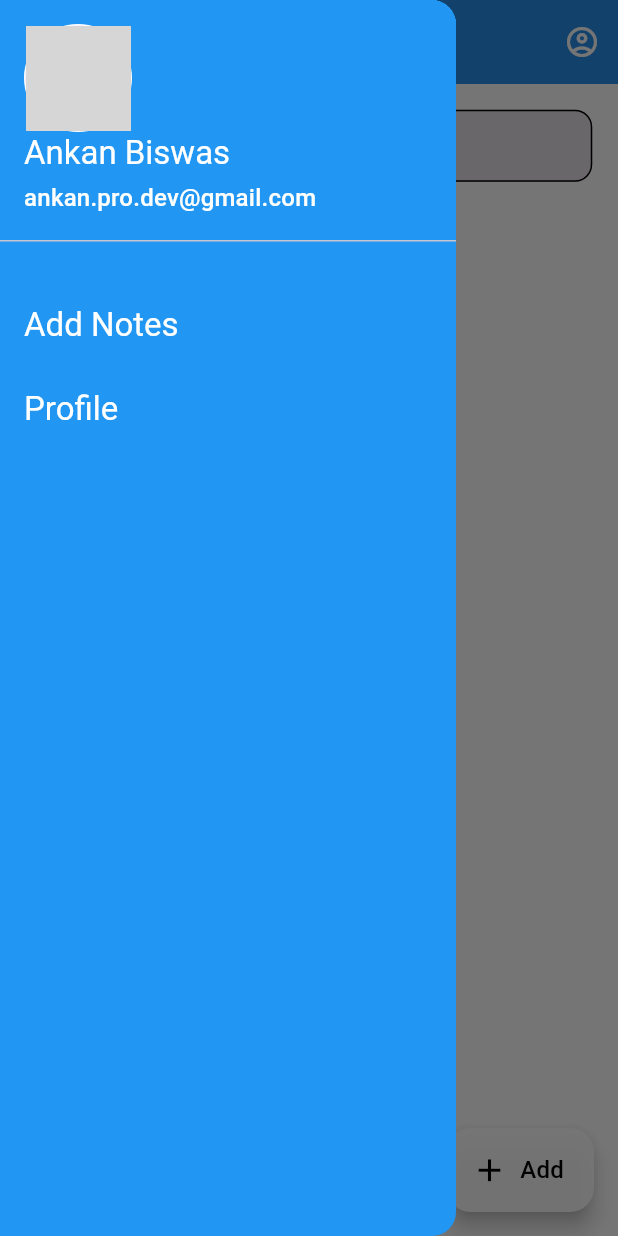
After one commit to Ankan121/Poly-Notepad-App-Flutter, a Flutter app: the screen it shows after launch, with the side drawer open, on a phone screen of 412 x 824 dp. The commit adds this screen. Run offline on Flutter 3.47's test engine with Material 3 defaults, Android fonts, the phone set to English and light mode, and no system bars; our stand-ins replace flutter_screenutil, get, sqflite; accounts and stored records are empty; network calls fail; grey boxes are pictures that could not be loaded.

Commit message:
ui update

```diff
--- a/lib/constant/colors.dart
+++ b/lib/constant/colors.dart
@@ -7,4 +7,5 @@ class AppColor{
   static Color bodycolor = Colors.blue;
   static Color navigationbarcolor = Colors.blue;
   static Color whiteall = Colors.white;
+  static Color blackall = Colors.black;
 }
--- a/lib/db_service/db_herper.dart
+++ b/lib/db_service/db_herper.dart
@@ -49,4 +49,10 @@ class DbHelper{
     return list;
   }
 
+  Future<dynamic> updateItems()async{
+    Database? db = await database;
+    final list = db?.update('Notes', {"title": "New Title", "description": "New Description"});
+    return list;
+  }
+
 }
--- a/lib/main.dart
+++ b/lib/main.dart
@@ -2,7 +2,7 @@ import 'package:flutter/cupertino.dart';
 import 'package:flutter/material.dart';
 import 'package:flutter_screenutil/flutter_screenutil.dart';
 import 'package:get/get.dart';
-import 'package:poly_notepad_app/view_screen/splash_screen.dart';
+import 'package:poly_notepad_app/view_screen/splash_Screen/splash_screen.dart';
 
 void main(){
   runApp(myapp());
--- a/lib/view_screen/add_screen.dart
+++ b/lib/view_screen/Add_Note_Screen/add_screen.dart
@@ -5,6 +5,7 @@ import 'package:get/get.dart';
 import 'package:poly_notepad_app/constant/colors.dart';
 import 'package:poly_notepad_app/constant/text.dart';
 import 'package:poly_notepad_app/db_service/db_herper.dart';
+import 'package:poly_notepad_app/view_screen/home_screen/home_screen.dart';
 
 class Add_Screen extends StatefulWidget {
   const Add_Screen({super.key});
@@ -29,6 +30,9 @@ class _Add_ScreenState extends State<Add_Screen> {
       backgroundColor: AppColor.bodycolor,
       appBar: AppBar(
         backgroundColor: AppColor.appbarcolor,
+        leading: IconButton(onPressed: (){
+          Get.offAll<Home_Screen>(Home_Screen());
+        }, icon: Icon(Icons.arrow_back_rounded,color: Colors.white,)),
         title: Text('Add',style: large ),
         centerTitle: true,
       ),
@@ -70,7 +74,7 @@ class _Add_ScreenState extends State<Add_Screen> {
                         ),
                       ),
 
-                      SizedBox(height: 40.h,),
+                      SizedBox(height: 25.h,),
 
                       Padding(
                         padding: const EdgeInsets.all(8.0),
--- /dev/null
+++ b/lib/view_screen/home_screen/drawer.dart
@@ -0,0 +1,64 @@
+import 'package:flutter/cupertino.dart';
+import 'package:flutter/material.dart';
+import 'package:get/get.dart';
+import 'package:get/get_core/src/get_main.dart';
+import 'package:poly_notepad_app/view_screen/Add_Note_Screen/add_screen.dart';
+import 'package:poly_notepad_app/view_screen/profile_screen/profile_Screen.dart';
+
+import '../../constant/text.dart';
+
+
+class Drawer_Screen extends StatefulWidget {
+  const Drawer_Screen({super.key});
+
+  @override
+  State<Drawer_Screen> createState() => _Drawer_ScreenState();
+}
+
+class _Drawer_ScreenState extends State<Drawer_Screen> {
+  @override
+  Widget build(BuildContext context) {
+
+    final TextStyle? largewhite = TextFormate(colors: Colors.white).textLargeFormate(context);
+    final TextStyle? mediumwhite = TextFormate(colors: Colors.white).textMediumFormate(context);
+    final TextStyle? smallwhite = TextFormate(colors: Colors.white).textSmallFormate(context);
+
+
+    return Drawer(
+      backgroundColor: Colors.blue,
+      child: ListView(
+        padding: EdgeInsets.zero,
+        children: [
+          UserAccountsDrawerHeader(
+            decoration: BoxDecoration(
+              color: Colors.blue,
+            ),
+            accountName: Text("Ankan Biswas",style: largewhite,),
+            accountEmail: Text("ankan.pro.dev@gmail.com",style: mediumwhite,),
+            currentAccountPicture: CircleAvatar(
+              radius: 30,
+              backgroundColor: Colors.white,
+              child: CircleAvatar(
+                  radius: 35,
+                  backgroundImage:  NetworkImage('https://scontent.fdac110-1.fna.fbcdn.net/v/t39.30808-1/421750988_913338270136654_635347076248654908_n.jpg?stp=dst-jpg_s200x200&_nc_cat=111&ccb=1-7&_nc_sid=50d2ac&_nc_ohc=lT0F270Zj6sQ7kNvgGrOmpn&_nc_ht=scontent.fdac110-1.fna&_nc_gid=AFadN_OLp_7XT6xCbiSfBjh&oh=00_AYB3F25DP5PmWCOBX8eylMQTEh_g-qz3OFNWdVjuWte0DQ&oe=66F217E6',)
+              ),
+            ),
+          ),
+          SizedBox(height: 20,),
+          ListTile(
+            title:  Text('Add Notes',style: largewhite,),
+            onTap: () {
+              Get.to<Add_Screen>(const Add_Screen());
+            },
+          ),
+          ListTile(
+            title:  Text('Profile',style: largewhite ),
+            onTap: () {
+              Get.to<Profile_Screen>(const Profile_Screen());
+            },
+          ),
+        ],
+      ),
+    );
+  }
+}
--- /dev/null
+++ b/lib/view_screen/home_screen/home_screen.dart
@@ -0,0 +1,150 @@
+import 'package:flutter/material.dart';
+import 'package:flutter_screenutil/flutter_screenutil.dart';
+import 'package:get/get.dart';
+import 'package:poly_notepad_app/constant/colors.dart';
+import 'package:poly_notepad_app/db_service/db_herper.dart';
+import 'package:poly_notepad_app/view_screen/Add_Note_Screen/add_screen.dart';
+import 'package:poly_notepad_app/view_screen/home_screen/drawer.dart';
+import 'package:poly_notepad_app/view_screen/home_screen/search_your-note.dart';
+import 'package:poly_notepad_app/view_screen/note_details/note_details.dart';
+import 'package:poly_notepad_app/view_screen/profile_screen/profile_Screen.dart';
+import '../../constant/text.dart';
+import '../note_edite_screen/edite_screen.dart';
+
+
+
+
+
+class Home_Screen extends StatefulWidget {
+  const Home_Screen({super.key});
+
+  @override
+  State<Home_Screen> createState() => _Home_ScreenState();
+}
+
+class _Home_ScreenState extends State<Home_Screen> {
+
+  List items = [];
+
+  void initState(){
+    readItemsDatabase();
+    super.initState();
+  }
+
+  void readItemsDatabase()async{
+    final allnotes = await DbHelper().readItems();
+    print(allnotes);
+    setState(() {
+      items.addAll(allnotes);
+    });
+  }
+
+  @override
+  Widget build(BuildContext context) {
+
+    final TextStyle? largeblack = TextFormate(colors: Colors.black).textLargeFormate(context);
+    final TextStyle? mediumblack = TextFormate(colors: Colors.black).textMediumFormate(context);
+    final TextStyle? smallblack = TextFormate(colors: Colors.black).textSmallFormate(context);
+
+    final TextStyle? largewhite = TextFormate(colors: Colors.white).textLargeFormate(context);
+    final TextStyle? mediumwhite = TextFormate(colors: Colors.white).textMediumFormate(context);
+    final TextStyle? smallwhite = TextFormate(colors: Colors.white).textSmallFormate(context);
+
+    final List<Color> colors = [
+      Colors.red.withOpacity(0.5),            // লাল
+      Colors.green,          // সবুজ
+      Colors.orange,         // কমলা
+      Colors.purple,         // বেগুনি
+      Colors.teal,           // টিল
+      Colors.indigo,         // গাঢ় নীল
+      Colors.amber,          // অ্যাম্বার
+      Colors.cyan,           // আকাশী
+      Colors.pink,           // গোলাপি
+      Colors.lime,           // হালকা সবুজ
+      Colors.deepOrange,     // গাঢ় কমলা
+      Colors.lightGreen,     // হালকা সবুজ
+      Colors.lightBlue,      // হালকা নীল
+      Colors.deepPurple,     // গাঢ় বেগুনি
+      Colors.brown,          // বাদামী
+      Colors.yellowAccent,   // হলুদ এক্সেন্ট
+      Colors.blueGrey,       // ধূসর-নীল
+    ];
+
+
+
+
+
+    return Scaffold(
+      backgroundColor: Colors.white,
+      // backgroundColor: AppColor.bodycolor.withOpacity(0.8),
+      appBar: AppBar(
+        iconTheme: IconThemeData(color: Colors.white),
+        elevation: 5,
+        backgroundColor: AppColor.appbarcolor,
+        title: Text("Note Pad",style: context.textTheme.titleLarge?.copyWith(color: Colors.white),),
+        centerTitle: true,
+        actions: [
+          IconButton(onPressed: (){Get.to<Profile_Screen>(Profile_Screen());}, icon: Icon(Icons.account_circle_outlined)),
+        ],
+        ),
+      drawer: const Drawer_Screen(),
+      body: Column(
+        children: [
+          const Search_Your_Notes(),
+          Expanded(
+            child: ListView.builder(
+              itemCount: items.length,
+              itemBuilder: ( context,  index) {
+
+                final Color backgroundColor = colors[index % colors.length];
+
+                String titletext = items[index]['title']!;
+                String firstLetter = titletext[0]; // প্রথম অক্ষর
+
+              return Padding(
+                padding: const EdgeInsets.all(8.0),
+                child: Card(
+                  color: backgroundColor,
+                  elevation: 5,
+                  child: InkWell(
+                    onTap: (){
+                      Get.to<Note_Details>(Note_Details(title: items[index]['title'],description: items[index]['description'],backgroundcolor: colors[index % colors.length],));
+                      print(items[index]['title'],);
+                      print(items[index]['description']);
+                    },
+                    child: ListTile(
+                      title: Text('${items[index]['title']}',style: context.textTheme.titleLarge?.copyWith(color: Colors.black, ),maxLines: 1, overflow: TextOverflow.ellipsis),
+                      subtitle: Text('${items[index]['description']}',style: mediumblack,maxLines: 1, overflow: TextOverflow.ellipsis),
+                      trailing: IconButton( onPressed: () {
+                        Get.to<edite_Screen>(edite_Screen());
+                      }, icon: Icon(Icons.edit),),
+                      leading: Container(
+                        padding: EdgeInsets.all(4.0), // বর্ডারের পুরুত্বের জন্য মার্জিন
+                        decoration: BoxDecoration(
+                          shape: BoxShape.circle,
+                          border: Border.all(color: Colors.white, width: 4.0), // বর্ডার কালার এবং পুরুত্ব
+                        ),
+                        child: CircleAvatar(
+                            backgroundColor: Colors.blue,
+                            child: Center(child: Text('${firstLetter}',maxLines: 1,style: context.textTheme.titleMedium?.copyWith(color: Colors.white)))),
+                      ),
+                    ),
+                  ),
+                ),
+              );
+            },
+            ),
+          ),
+        ],
+      ),
+        floatingActionButton: FloatingActionButton.extended(
+          backgroundColor: Colors.white.withOpacity(0.9),
+          onPressed: (){
+            Get.to<Add_Screen>(Add_Screen());
+          },
+          label:  Text('Add',style: mediumblack,),
+          icon: Icon(Icons.add, color: Colors.black, size: 25),
+        )
+    );
+  }
+}
--- /dev/null
+++ b/lib/view_screen/home_screen/search_your-note.dart
@@ -0,0 +1,51 @@
+import 'package:flutter/material.dart';
+import 'package:flutter_screenutil/flutter_screenutil.dart';
+
+import '../../constant/colors.dart';
+import '../../constant/text.dart';
+
+class Search_Your_Notes extends StatefulWidget {
+  const Search_Your_Notes({super.key});
+
+  @override
+  State<Search_Your_Notes> createState() => _Search_Your_NotesState();
+}
+
+class _Search_Your_NotesState extends State<Search_Your_Notes> {
+  @override
+  Widget build(BuildContext context) {
+
+    final TextStyle? largeblack = TextFormate(colors: Colors.black).textLargeFormate(context);
+    final TextStyle? mediumblack = TextFormate(colors: Colors.black).textMediumFormate(context);
+    final TextStyle? smallblack = TextFormate(colors: Colors.black).textSmallFormate(context);
+
+
+    return Padding(
+      padding: const EdgeInsets.all(15.0).r,
+      child: Container(
+        decoration: const BoxDecoration(),
+        child: TextFormField(
+          decoration: InputDecoration(
+            filled: true,
+            //fillColor: Colors.black.withOpacity(0.4),
+            enabledBorder: OutlineInputBorder(
+              borderSide: BorderSide(color: AppColor.blackall),
+              borderRadius: BorderRadius.circular(10.r),
+            ),
+
+            border: OutlineInputBorder(
+              borderRadius: BorderRadius.circular(40.r),
+            ),
+              contentPadding: const EdgeInsets.symmetric(vertical: 12.0, horizontal: 10.0),
+            labelText: "Search Your Notes",
+            prefixIcon: const Icon(Icons.search_rounded,color: Colors.black,),
+            labelStyle: mediumblack
+            // const TextStyle(
+            //     color: Colors.white
+            // ),
+          ), // Label for the name field
+        ),
+      ),
+    );
+  }
+}
--- a/lib/navigation_bar.dart
+++ b/lib/view_screen/navigation_bar/navigation_bar.dart
@@ -1,8 +1,8 @@
 import 'package:flutter/material.dart';
 import 'package:poly_notepad_app/constant/colors.dart';
-import 'package:poly_notepad_app/view_screen/profile_Screen.dart';
-import 'view_screen/add_screen.dart';
-import 'view_screen/home_screen.dart';
+import 'package:poly_notepad_app/view_screen/profile_screen/profile_Screen.dart';
+import '../Add_Note_Screen/add_screen.dart';
+import '../home_screen/home_screen.dart';
 
 
 class Navigation_Var extends StatefulWidget {
--- a/lib/view_screen/profile_Screen.dart
+++ b/lib/view_screen/profile_screen/profile_Screen.dart
@@ -3,7 +3,8 @@ import 'package:flutter/material.dart';
 import 'package:flutter_screenutil/flutter_screenutil.dart';
 import 'package:get/get.dart';
 import 'package:poly_notepad_app/constant/colors.dart';
-import '../constant/text.dart';
+import 'package:poly_notepad_app/view_screen/home_screen/home_screen.dart';
+import '../../constant/text.dart';
 
 class Profile_Screen extends StatefulWidget {
   const Profile_Screen({super.key});
@@ -32,6 +33,7 @@ class _Profile_ScreenState extends State<Profile_Screen> {
       backgroundColor: AppColor.whiteall,
       appBar: AppBar(
         backgroundColor: AppColor.appbarcolor,
+        leading: IconButton(onPressed: (){Get.offAll<Home_Screen>(Home_Screen());}, icon: Icon(Icons.arrow_back_rounded,color: Colors.white,)),
         title: Text('Profile',style: largewhite),
         centerTitle: true,
       ),
--- a/lib/view_screen/splash_screen.dart
+++ b/lib/view_screen/splash_Screen/splash_screen.dart
@@ -5,7 +5,8 @@ import 'package:flutter/material.dart';
 import 'package:flutter_screenutil/flutter_screenutil.dart';
 import 'package:get/get.dart';
 import 'package:poly_notepad_app/constant/colors.dart';
-import 'package:poly_notepad_app/navigation_bar.dart';
+import 'package:poly_notepad_app/view_screen/navigation_bar/navigation_bar.dart';
+import 'package:poly_notepad_app/view_screen/home_screen/home_screen.dart';
 
 
 class Splash_Screen extends StatefulWidget {
@@ -18,7 +19,7 @@ class Splash_Screen extends StatefulWidget {
 class _Splash_ScreenState extends State<Splash_Screen> {
   void initState(){
     Timer(Duration(seconds: 2), () {
-      Navigator.pushReplacement(context, MaterialPageRoute(builder: (context)=> Navigation_Var()));
+      Navigator.pushReplacement(context, MaterialPageRoute(builder: (context)=> const Home_Screen()));
 
     });
 
```
Also changed, not shown: lib/view_screen/home_screen.dart (deleted, +0 -74 lines), lib/view_screen/note_details/note_details.dart (added, +78 -0 lines), lib/view_screen/note_edite_screen/edite_screen.dart (renamed from lib/view_screen/edite_screen.dart, +17 -3 lines).
